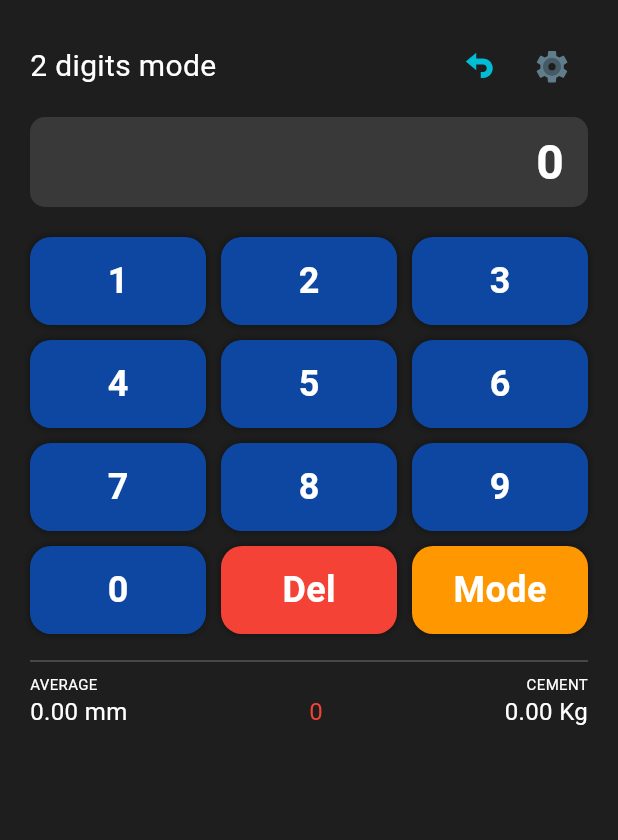
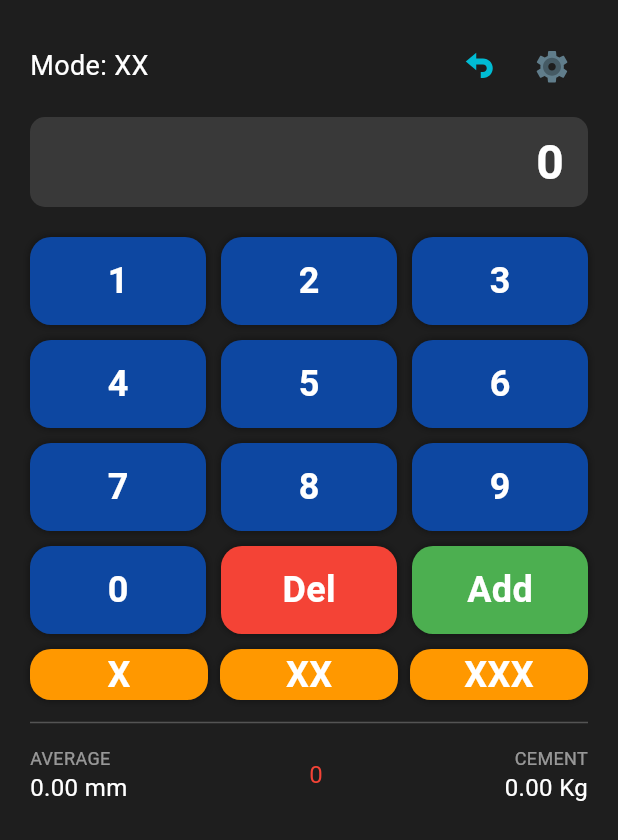
Before and after one commit to ambrossy/CementPro, a Flutter app: the screen it shows after launch, after a tap on "Del", on a phone screen of 412 x 824 dp. Shown: the top 840 px of the screen. Run offline on Flutter 3.47's test engine with Material 3 defaults, Android fonts, the phone set to English and light mode, and no system bars; our stand-ins replace flutter_svg; missing offline and left inert: dart:html.

Commit message:
Added 3 modes

```diff
--- a/lib/main.dart
+++ b/lib/main.dart
@@ -55,8 +55,8 @@ class _HomeScreenState extends State<HomeScreen> {
   double weight = 1.8;
   List<int> deletedHistory = [];
 
-  bool classicMode = false;
-  String digitMode = 'XX'; // opciones: 'XX' o 'XXX'
+  // Modos de dígito: X (1), XX (2), XXX (3)
+  String digitMode = 'XX';
 
   @override
   void initState() {
@@ -71,28 +71,25 @@ class _HomeScreenState extends State<HomeScreen> {
 
   Future<void> _loadData() async {
     if (kIsWeb) {
-      final storedNumbers = getFromLocalStorage('numbers');
-      final storedSurface = getFromLocalStorage('surface');
-      final storedWeight = getFromLocalStorage('weight');
-      final storedClassic = getFromLocalStorage('classicMode');
-      final storedMode = getFromLocalStorage('digitMode');
-      if (storedNumbers != null) numbers = List<int>.from(json.decode(storedNumbers));
-      if (storedSurface != null) surface = double.tryParse(storedSurface) ?? 1.0;
-      if (storedWeight != null) weight = double.tryParse(storedWeight) ?? 1.8;
-      classicMode = storedClassic == 'true';
-      if (storedMode == 'XX' || storedMode == 'XXX') digitMode = storedMode!;
+      final sn = getFromLocalStorage('numbers');
+      final ss = getFromLocalStorage('surface');
+      final sw = getFromLocalStorage('weight');
+      final sm = getFromLocalStorage('digitMode');
+      if (sn != null) numbers = List<int>.from(json.decode(sn));
+      if (ss != null) surface = double.tryParse(ss) ?? surface;
+      if (sw != null) weight = double.tryParse(sw) ?? weight;
+      if (['X', 'XX', 'XXX'].contains(sm)) digitMode = sm!;
     } else {
       try {
         final file = await _localFile;
         if (await file.exists()) {
-          final content = json.decode(await file.readAsString());
+          final data = json.decode(await file.readAsString());
           setState(() {
-            numbers = List<int>.from(content['numbers']);
-            surface = content['surface'] ?? 1.0;
-            weight = content['weight'] ?? 1.8;
-            classicMode = content['classicMode'] ?? false;
-            if (content['digitMode'] == 'XX' || content['digitMode'] == 'XXX') {
-              digitMode = content['digitMode'];
+            numbers = List<int>.from(data['numbers']);
+            surface = data['surface'] ?? surface;
+            weight = data['weight'] ?? weight;
+            if (['X', 'XX', 'XXX'].contains(data['digitMode'])) {
+              digitMode = data['digitMode'];
             }
           });
         }
@@ -105,21 +102,76 @@ class _HomeScreenState extends State<HomeScreen> {
       saveToLocalStorage('numbers', json.encode(numbers));
       saveToLocalStorage('surface', surface.toString());
       saveToLocalStorage('weight', weight.toString());
-      saveToLocalStorage('classicMode', classicMode.toString());
       saveToLocalStorage('digitMode', digitMode);
     } else {
       final file = await _localFile;
-      final content = json.encode({
+      await file.writeAsString(json.encode({
         'numbers': numbers,
         'surface': surface,
         'weight': weight,
-        'classicMode': classicMode,
         'digitMode': digitMode,
-      });
-      await file.writeAsString(content);
+      }));
     }
   }
 
+  void _addValueFromInput() {
+    final parsed = int.tryParse(input);
+    if (parsed != null) {
+      setState(() {
+        numbers.insert(0, parsed);
+        input = '';
+        buttonClicked = 'add';
+      });
+      _saveData();
+      Future.delayed(const Duration(milliseconds: 100), () => setState(() => buttonClicked = ''));
+    }
+  }
+
+  void _handleNumberClick(String value) {
+    final limit = digitMode == 'X' ? 1 : (digitMode == 'XX' ? 2 : 3);
+    if (input.length < limit) {
+      setState(() {
+        input += value;
+        buttonClicked = value.toLowerCase();
+      });
+      if (input.length == limit) _addValueFromInput();
+      Future.delayed(const Duration(milliseconds: 100), () => setState(() => buttonClicked = ''));
+    }
+  }
+
+  void _handleDelete() {
+    setState(() {
+      input = input.isNotEmpty ? input.substring(0, input.length - 1) : '';
+      buttonClicked = 'del';
+    });
+    Future.delayed(const Duration(milliseconds: 100), () => setState(() => buttonClicked = ''));
+  }
+
+  void _handleAdd() {
+    if (input.isEmpty) return;
+    _addValueFromInput();
+  }
+
+  void _setDigitMode(String mode) {
+    setState(() {
+      digitMode = mode;
+      input = '';
+      buttonClicked = 'mode';
+    });
+    _saveData();
+    Future.delayed(const Duration(milliseconds: 100), () => setState(() => buttonClicked = ''));
+  }
+
+  void _handleUndo() {
+    if (deletedHistory.isNotEmpty) {
+      setState(() {
+        numbers.insert(0, deletedHistory.removeAt(0));
+      });
+      _saveData();
+    }
+  }
+
+  // Limpia todos los datos guardados
   Future<void> _wipeData() async {
     if (kIsWeb) {
       clearLocalStorage();
@@ -132,74 +184,9 @@ class _HomeScreenState extends State<HomeScreen> {
       surface = 1.0;
       weight = 1.8;
       deletedHistory.clear();
-      classicMode = false;
       digitMode = 'XX';
+      input = '';
     });
-  }
-
-  void _addValueFromInput() {
-    final parsed = int.tryParse(input);
-    if (parsed != null) {
-      setState(() {
-        numbers.insert(0, parsed);
-        input = '';
-        buttonClicked = 'add';
-      });
-      _saveData();
-      Future.delayed(const Duration(milliseconds: 100), () {
-        setState(() => buttonClicked = '');
-      });
-    }
-  }
-
-  void _handleNumberClick(String value) {
-    if (!classicMode) {
-      final limit = digitMode == 'XX' ? 2 : 3;
-      if (input.length < limit) {
-        setState(() {
-          input += value;
-          buttonClicked = value;
-        });
-        if (input.length == limit) {
-          _addValueFromInput();
-        }
-        Future.delayed(const Duration(milliseconds: 100), () {
-          setState(() => buttonClicked = '');
-        });
-      }
-    } else {
-      setState(() {
-        input += value;
-        buttonClicked = value;
-      });
-      Future.delayed(const Duration(milliseconds: 100), () {
-        setState(() => buttonClicked = '');
-      });
-    }
-  }
-
-  void _handleDelete() {
-    setState(() {
-      input = input.isNotEmpty ? input.substring(0, input.length - 1) : '';
-      buttonClicked = 'del';
-    });
-    Future.delayed(const Duration(milliseconds: 100), () {
-      setState(() => buttonClicked = '');
-    });
-  }
-
-  void _handleAdd() {
-    if (input.isEmpty) return;
-    _addValueFromInput();
-  }
-
-  void _handleUndo() {
-    if (deletedHistory.isNotEmpty) {
-      setState(() {
-        numbers.insert(0, deletedHistory.removeAt(0));
-      });
-      _saveData();
-    }
   }
 
   void _confirmDelete(int index) {
@@ -209,15 +196,14 @@ class _HomeScreenState extends State<HomeScreen> {
       builder: (_) => AlertDialog(
         backgroundColor: Colors.grey[900],
         title: const Text('Delete value?', style: TextStyle(color: Colors.red)),
-        content: Text('You are about to delete the value ${numbers[index]}. Are you sure?', style: const TextStyle(color: Colors.white)),
+        content: Text('Are you sure you want to delete ${numbers[index]}?', style: const TextStyle(color: Colors.white)),
         actions: [
           TextButton(child: const Text('Cancel'), onPressed: () => Navigator.pop(context)),
           TextButton(
             child: const Text('Delete', style: TextStyle(color: Colors.red)),
             onPressed: () {
               setState(() {
-                deletedHistory.insert(0, numbers[indexToDelete!]);
-                numbers.removeAt(indexToDelete!);
+                deletedHistory.insert(0, numbers.removeAt(indexToDelete!));
               });
               _saveData();
               Navigator.pop(context);
@@ -228,22 +214,8 @@ class _HomeScreenState extends State<HomeScreen> {
     );
   }
 
-  void _toggleMode() {
-    setState(() {
-      // Alterna entre modos y limpia buffer
-      digitMode = digitMode == 'XX' ? 'XXX' : 'XX';
-      buttonClicked = 'mode';
-      input = ''; // limpia buffer al cambiar de modo
-    });
-    Future.delayed(const Duration(milliseconds: 100), () {
-      setState(() => buttonClicked = '');
-    });
-    _saveData();
-  }
-
   void _openConfigDialog() {
-    // Animación live del switch con StatefulBuilder
-    bool localClassic = classicMode;
+    bool localClassic = false;
     final surfaceController = TextEditingController(text: surface.toString());
     final weightController = TextEditingController(text: weight.toString());
 
@@ -259,44 +231,23 @@ class _HomeScreenState extends State<HomeScreen> {
               TextField(
                 controller: surfaceController,
                 keyboardType: TextInputType.numberWithOptions(decimal: true),
+                decoration: const InputDecoration(labelText: 'Surface (m²)', labelStyle: TextStyle(color: Colors.white)),
                 style: const TextStyle(color: Colors.white),
-                decoration: const InputDecoration(labelText: 'Surface (m²)', labelStyle: TextStyle(color: Colors.white)),
               ),
               TextField(
                 controller: weightController,
                 keyboardType: TextInputType.numberWithOptions(decimal: true),
+                decoration: const InputDecoration(labelText: 'Specific Weight', labelStyle: TextStyle(color: Colors.white)),
                 style: const TextStyle(color: Colors.white),
-                decoration: const InputDecoration(labelText: 'Specific Weight', labelStyle: TextStyle(color: Colors.white)),
-              ),
-              const SizedBox(height: 20),
-              SwitchListTile(
-                title: const Text('Classic mode', style: TextStyle(color: Colors.white)),
-                value: localClassic,
-                onChanged: (val) => setStateDialog(() => localClassic = val),
-                activeColor: Colors.green,
               ),
               const SizedBox(height: 20),
               TextButton(
                 onPressed: () {
-                  showDialog(
-                    context: context,
-                    builder: (_) => AlertDialog(
-                      backgroundColor: Colors.grey[900],
-                      title: const Text('Confirm wipe', style: TextStyle(color: Colors.red)),
-                      content: const Text('Are you sure you want to delete all data?', style: TextStyle(color: Colors.white)),
-                      actions: [
-                        TextButton(onPressed: () => Navigator.pop(context), child: const Text('Cancel')),
-                        TextButton(onPressed: () {
                   _wipeData();
-                          Navigator.pop(context);
-                          Navigator.pop(context);
-                        }, child: const Text('WIPE', style: TextStyle(color: Colors.white, fontWeight: FontWeight.bold)), style: TextButton.styleFrom(backgroundColor: Colors.red)),
-                      ],
-                    ),
-                  );
+                  Navigator.pop(ctx);
                 },
-                child: const Text('WIPE', style: TextStyle(color: Colors.white, fontWeight: FontWeight.bold)),
                 style: TextButton.styleFrom(backgroundColor: Colors.red),
+                child: const Text('WIPE', style: TextStyle(color: Colors.white)),
               ),
             ],
           ),
@@ -306,15 +257,13 @@ class _HomeScreenState extends State<HomeScreen> {
               child: const Text('Save'),
               onPressed: () {
                 setState(() {
-                  classicMode = localClassic;
-                  input = ''; // limpia buffer al cambiar Classic Mode
-                });
                   surface = double.tryParse(surfaceController.text.replaceAll(',', '.')) ?? surface;
                   weight = double.tryParse(weightController.text.replaceAll(',', '.')) ?? weight;
+                });
                 _saveData();
                 Navigator.pop(ctx);
               },
-            )
+            ),
           ],
         ),
       ),
@@ -323,83 +272,101 @@ class _HomeScreenState extends State<HomeScreen> {
 
   @override
   Widget build(BuildContext context) {
-    final media = numbers.isEmpty ? 0 : numbers.reduce((a, b) => a + b) / numbers.length;
-    final result = media * surface * weight;
+    final avg = numbers.isEmpty ? 0.0 : numbers.reduce((a, b) => a + b) / numbers.length;
+    final cement = avg * surface * weight;
 
     return Scaffold(
       body: SafeArea(
         child: Padding(
-          padding: const EdgeInsets.symmetric(horizontal: 20, vertical: 20),
+          padding: const EdgeInsets.all(20),
           child: Column(
             children: [
               Row(
                 mainAxisAlignment: MainAxisAlignment.spaceBetween,
                 children: [
-                  Text(
-                    classicMode ? 'Cement Calc' : (digitMode == 'XX' ? '2 digits mode' : '3 digits mode'),
-                    style: const TextStyle(fontSize: 20, color: Colors.white),
-                  ),
+                  Text('Mode: $digitMode', style: const TextStyle(color: Colors.white, fontSize: 18)),
                   Row(
                     children: [
-                      IconButton(onPressed: _handleUndo, icon: SvgPicture.asset('assets/undo.svg', width: 24, height: 24)),
-                      IconButton(onPressed: _openConfigDialog, icon: SvgPicture.asset('assets/settings.svg', width: 24, height: 24), tooltip: '⚙️ Settings'),
+                      IconButton(onPressed: _handleUndo, icon: SvgPicture.asset('assets/undo.svg', width: 24, height:24)),
+                      IconButton(onPressed: _openConfigDialog, icon: SvgPicture.asset('assets/settings.svg', width:24, height:24)),
                     ],
                   ),
                 ],
               ),
-              const SizedBox(height: 10),
+              const SizedBox(height:10),
               Container(
-                height: 60,
-                width: double.infinity,
+                padding: const EdgeInsets.symmetric(horizontal:16),
+                height:60,
+                width:double.infinity,
+                decoration: BoxDecoration(color:Colors.white12,borderRadius:BorderRadius.circular(10)),
                 alignment: Alignment.centerRight,
-                padding: const EdgeInsets.symmetric(horizontal: 16),
-                decoration: BoxDecoration(color: Colors.white12, borderRadius: BorderRadius.circular(10)),
-                child: Text(input.isEmpty ? '0' : input, style: const TextStyle(fontSize: 32, fontWeight: FontWeight.bold, color: Colors.white)),
+                child: Text(input.isEmpty?'0':input,style:const TextStyle(color:Colors.white,fontSize:32,fontWeight:FontWeight.bold)),
               ),
-              const SizedBox(height: 20),
-              Expanded(
-                flex: 0,
-                child: GridView.count(
-                  shrinkWrap: true,
-                  physics: const NeverScrollableScrollPhysics(),
-                  crossAxisCount: 3,
-                  mainAxisSpacing: 10,
-                  crossAxisSpacing: 10,
-                  childAspectRatio: 2,
-                  children: [
-                    ...List.generate(9, (i) => _buildGridButton((i+1).toString())),
+              const SizedBox(height:20),
+              GridView.count(
+                shrinkWrap:true,
+                physics:const NeverScrollableScrollPhysics(),
+                crossAxisCount:3,
+                mainAxisSpacing:10,
+                crossAxisSpacing:10,
+                childAspectRatio:2,
+                children:[
+                  ...List.generate(9,(i)=>_buildGridButton((i+1).toString())),
                   _buildGridButton('0'),
-                    _buildGridButton('Del', isDel: true, onPressed: _handleDelete),
-                    if (classicMode)
-                      _buildGridButton('Add', color: Colors.green, onPressed: _handleAdd)
-                    else
-                      _buildGridButton('Mode', color: Colors.orange, onPressed: _toggleMode),
+                  _buildGridButton('Del',isDel:true,onPressed:_handleDelete),
+                  _buildGridButton('Add',color:Colors.green,onPressed:_handleAdd),
                 ],
               ),
+              const SizedBox(height:10),
+              Row(
+                mainAxisAlignment:MainAxisAlignment.spaceEvenly,
+                children:[
+                  Expanded(child:_buildGridButton('X',color:Colors.orange,onPressed:()=>_setDigitMode('X'))),
+                  const SizedBox(width:8),
+                  Expanded(child:_buildGridButton('XX',color:Colors.orange,onPressed:()=>_setDigitMode('XX'))),
+                  const SizedBox(width:8),
+                  Expanded(child:_buildGridButton('XXX',color:Colors.orange,onPressed:()=>_setDigitMode('XXX'))),
+                ],
               ),
-              const SizedBox(height: 10),
-              const Divider(color: Colors.white24),
+              const Divider(color:Colors.white24,height:30),
               Row(
-                mainAxisAlignment: MainAxisAlignment.spaceBetween,
-                crossAxisAlignment: CrossAxisAlignment.end,
-                children: [
+                mainAxisAlignment:MainAxisAlignment.spaceBetween,
+                children:[
                   Column(
-                    crossAxisAlignment: CrossAxisAlignment.start,
-                    children: [const Text('AVERAGE', style: TextStyle(fontSize: 10, color: Colors.white)), Text('${media.toStringAsFixed(2)} mm', style: const TextStyle(fontSize: 16, color: Colors.white))],
+                    crossAxisAlignment:CrossAxisAlignment.start,
+                    children:[
+                      const Text('AVERAGE',style:TextStyle(color:Colors.white54,fontSize:12)),
+                      Text('${avg.toStringAsFixed(2)} mm',style:const TextStyle(color:Colors.white,fontSize:16)),
+                    ],
                   ),
-                  Text('${numbers.length}', style: const TextStyle(fontSize: 16, color: Colors.red)),
+                  Text('${numbers.length}',style:const TextStyle(color:Colors.red,fontSize:16)),
                   Column(
-                    crossAxisAlignment: CrossAxisAlignment.end,
-                    children: [const Text('CEMENT', style: TextStyle(fontSize: 10, color: Colors.white)), Text('${result.toStringAsFixed(2)} Kg', style: const TextStyle(fontSize: 16, color: Colors.white))],
+                    crossAxisAlignment:CrossAxisAlignment.end,
+                    children:[
+                      const Text('CEMENT',style:TextStyle(color:Colors.white54,fontSize:12)),
+                      Text('${cement.toStringAsFixed(2)} Kg',style:const TextStyle(color:Colors.white,fontSize:16)),
+                    ],
                   ),
                 ],
               ),
-              const SizedBox(height: 10),
+              const SizedBox(height:10),
               Expanded(
-                child: GridView.builder(
-                  gridDelegate: const SliverGridDelegateWithFixedCrossAxisCount(crossAxisCount: 4, mainAxisSpacing: 4, crossAxisSpacing: 4, childAspectRatio: 2.5),
+                child:GridView.builder(
+                  gridDelegate:const SliverGridDelegateWithFixedCrossAxisCount(
+                    crossAxisCount:4,
+                    mainAxisSpacing:4,
+                    crossAxisSpacing:4,
+                    childAspectRatio:2.5,
+                  ),
                   itemCount: numbers.length,
-                  itemBuilder: (context, index) => GestureDetector(onTap: () => _confirmDelete(index), child: Container(alignment: Alignment.center, decoration: BoxDecoration(color: Colors.white12, borderRadius: BorderRadius.circular(8)), child: Text(numbers[index].toString(), style: const TextStyle(color: Colors.white))))
+                  itemBuilder:(context,idx)=>GestureDetector(
+                    onTap:()=>_confirmDelete(idx),
+                    child:Container(
+                      alignment:Alignment.center,
+                      decoration:BoxDecoration(color:Colors.white12,borderRadius:BorderRadius.circular(8)),
+                      child:Text(numbers[idx].toString(),style:const TextStyle(color:Colors.white)),
+                    ),
+                  ),
                 ),
               ),
             ],
@@ -409,19 +376,23 @@ class _HomeScreenState extends State<HomeScreen> {
     );
   }
 
-  Widget _buildGridButton(String label, {bool isDel = false, Color? color, VoidCallback? onPressed}) {
-    final isClicked = buttonClicked == label.toLowerCase();
+  Widget _buildGridButton(String label,{bool isDel=false,Color? color,VoidCallback? onPressed}){
+    final clicked = buttonClicked.toLowerCase()==label.toLowerCase();
     return GestureDetector(
-      onTap: onPressed ?? () => _handleNumberClick(label),
-      child: AnimatedContainer(
-        duration: const Duration(milliseconds: 100),
-        decoration: BoxDecoration(
-          color: isDel ? (isClicked ? Colors.red.shade700 : Colors.red.shade500) : (color != null ? (isClicked ? color.withOpacity(0.8) : color) : (isClicked ? Colors.blue.shade700 : Colors.blue.shade900)),
-          borderRadius: BorderRadius.circular(14),
-          boxShadow: const [BoxShadow(color: Colors.black45, blurRadius: 4)],
+      onTap:onPressed??()=>_handleNumberClick(label),
+      child:AnimatedContainer(
+        duration:const Duration(milliseconds:100),
+        decoration:BoxDecoration(
+          color:isDel
+            ?(clicked?Colors.red.shade700:Colors.red.shade500)
+            :(color!=null
+                ?(clicked?color.withOpacity(0.8):color)
+                :(clicked?Colors.blue.shade700:Colors.blue.shade900)),
+          borderRadius:BorderRadius.circular(14),
+          boxShadow:const [BoxShadow(color:Colors.black45,blurRadius:4)],
         ),
-        alignment: Alignment.center,
-        child: Text(label, style: const TextStyle(color: Colors.white, fontWeight: FontWeight.bold, fontSize: 24)),
+        alignment:Alignment.center,
+        child:Text(label,style:const TextStyle(color:Colors.white,fontSize:24,fontWeight:FontWeight.bold)),
       ),
     );
   }
```
Lines whose indentation alone changed are shown as unchanged.
